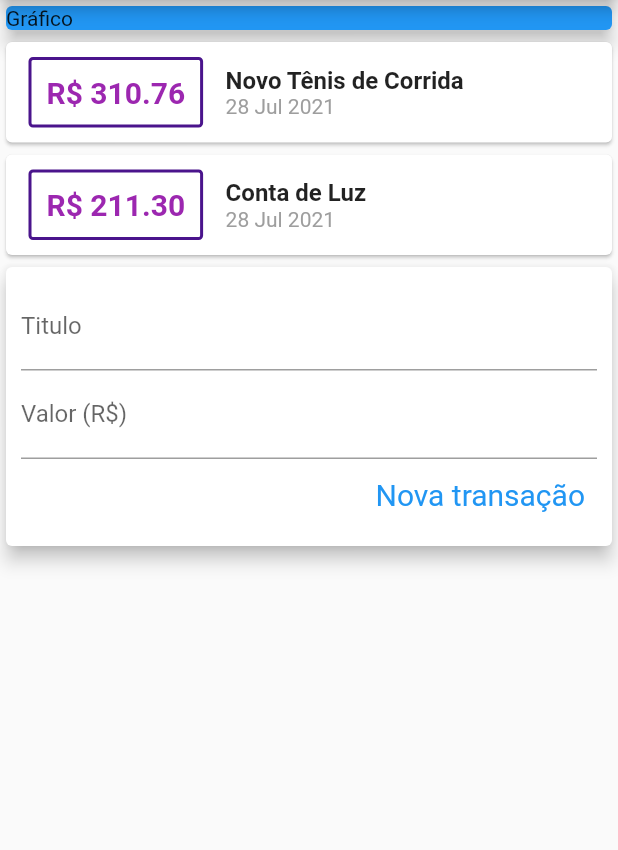
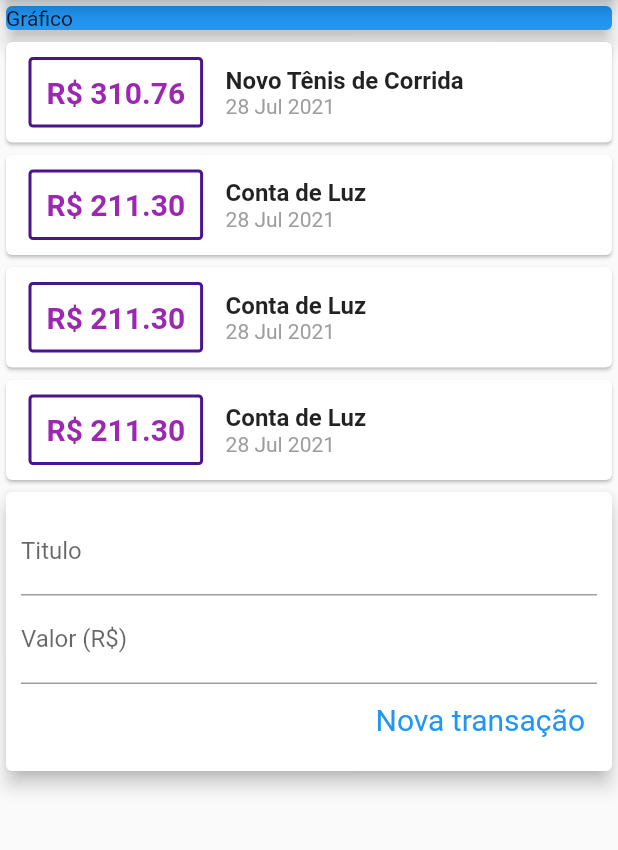
Before and after one commit to dorathoto/flutter_despesasPessoais, a Flutter app: the screen it shows after launch, after a tap on "Nova transação", on a phone screen of 412 x 824 dp, the part 84-934 px from its top. Run offline on Flutter 3.47's test engine with Material 2 defaults, Android fonts, the phone set to English and light mode, and no system bars.

Commit message:
feat create o ListView.builder

```diff
--- a/lib/components/transaction_form.dart
+++ b/lib/components/transaction_form.dart
@@ -3,6 +3,10 @@ import 'package:flutter/material.dart';
 class TransactionForm extends StatelessWidget {
   final titleController = TextEditingController();
   final valueController = TextEditingController();
+
+  final void Function(String, double) onSubmit;
+
+  TransactionForm(this.onSubmit);
 
   @override
   Widget build(BuildContext context) {
@@ -28,8 +32,9 @@ class TransactionForm extends StatelessWidget {
                       textStyle: TextStyle(fontSize: 20, color: Colors.purple)),
                   child: Text('Nova transação'),
                   onPressed: () {
-                    print(titleController.text);
-                    print(valueController.text);
+                    final title = titleController.text;
+                    final valor = double.tryParse(valueController.text) ?? 0;
+                    onSubmit(title, valor);
                   },
                 ),
               ],
--- a/lib/components/transaction_list.dart
+++ b/lib/components/transaction_list.dart
@@ -10,8 +10,13 @@ class TransactionList extends StatelessWidget {
 
   @override
   Widget build(BuildContext context) {
-    return Column(
-      children: transactions.map((tr) {
+    return Container(
+      height: 300,
+      child: ListView.builder(
+        itemCount: transactions.length,
+        itemBuilder: (context, index) {
+          final tr = transactions[index];
+
           return Card(
             child: Row(
               children: <Widget>[
@@ -53,7 +58,8 @@ class TransactionList extends StatelessWidget {
               ],
             ),
           );
-      }).toList(),
+        },
+      ),
     );
   }
 }
--- a/lib/components/transaction_user.dart
+++ b/lib/components/transaction_user.dart
@@ -26,7 +26,51 @@ class _TransactionUserState extends State<TransactionUser> {
       value: 211.30,
       date: DateTime.now(),
     ),
+    Transaction(
+      id: 't2',
+      title: 'Conta de Luz',
+      value: 211.30,
+      date: DateTime.now(),
+    ),
+    Transaction(
+      id: 't2',
+      title: 'Conta de Luz',
+      value: 211.30,
+      date: DateTime.now(),
+    ),
+    Transaction(
+      id: 't2',
+      title: 'Conta de Luz',
+      value: 211.30,
+      date: DateTime.now(),
+    ),
+    Transaction(
+      id: 't2',
+      title: 'Conta de Luz',
+      value: 211.30,
+      date: DateTime.now(),
+    ),
+    Transaction(
+      id: 't2',
+      title: 'Conta de Luz',
+      value: 211.30,
+      date: DateTime.now(),
+    ),
+    Transaction(
+      id: 't2',
+      title: 'Conta de Luz',
+      value: 211.30,
+      date: DateTime.now(),
+    ),
+    Transaction(
+      id: 't2',
+      title: 'Conta de Luz',
+      value: 211.30,
+      date: DateTime.now(),
+    ),
   ];
+
+  //final List<Transaction> _transactions = [];
 
   _addTransaction(String title, double value) {
     final newTransaction = new Transaction(
@@ -46,7 +90,7 @@ class _TransactionUserState extends State<TransactionUser> {
     return Column(
       children: <Widget>[
         TransactionList(_transactions),
-        TransactionForm(),
+        TransactionForm(_addTransaction),
       ],
     );
   }
```
Lines whose indentation alone changed are shown as unchanged.
